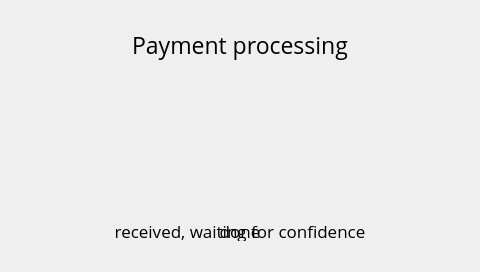
Before: the Qt Designer form xbterminal/gui/ui.ui in alexykot/xbterminal-firmware, drawn with Qt 5.
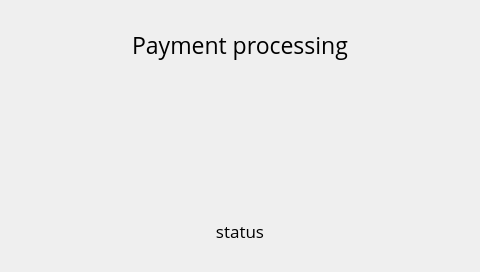
After: the same form once the commit is applied. The open tabs and pages were chosen to show the change.

What changed in the file:
```diff
--- a/xbterminal/gui/ui.ui
+++ b/xbterminal/gui/ui.ui
@@ -1151,28 +1151,7 @@
       </font>
      </property>
      <property name="text">
-      <string>received, waiting for confidence</string>
-     </property>
-     <property name="alignment">
-      <set>Qt::AlignCenter</set>
-     </property>
-    </widget>
-    <widget class="QLabel" name="pprogress_done_lbl">
-     <property name="geometry">
-      <rect>
-       <x>0</x>
-       <y>220</y>
-       <width>480</width>
-       <height>21</height>
-      </rect>
-     </property>
-     <property name="font">
-      <font>
-       <pointsize>13</pointsize>
-      </font>
-     </property>
-     <property name="text">
-      <string>done</string>
+      <string>status</string>
      </property>
      <property name="alignment">
       <set>Qt::AlignCenter</set>
```
Left out of the diff: 2 changed lines with no effect on the pictures.
